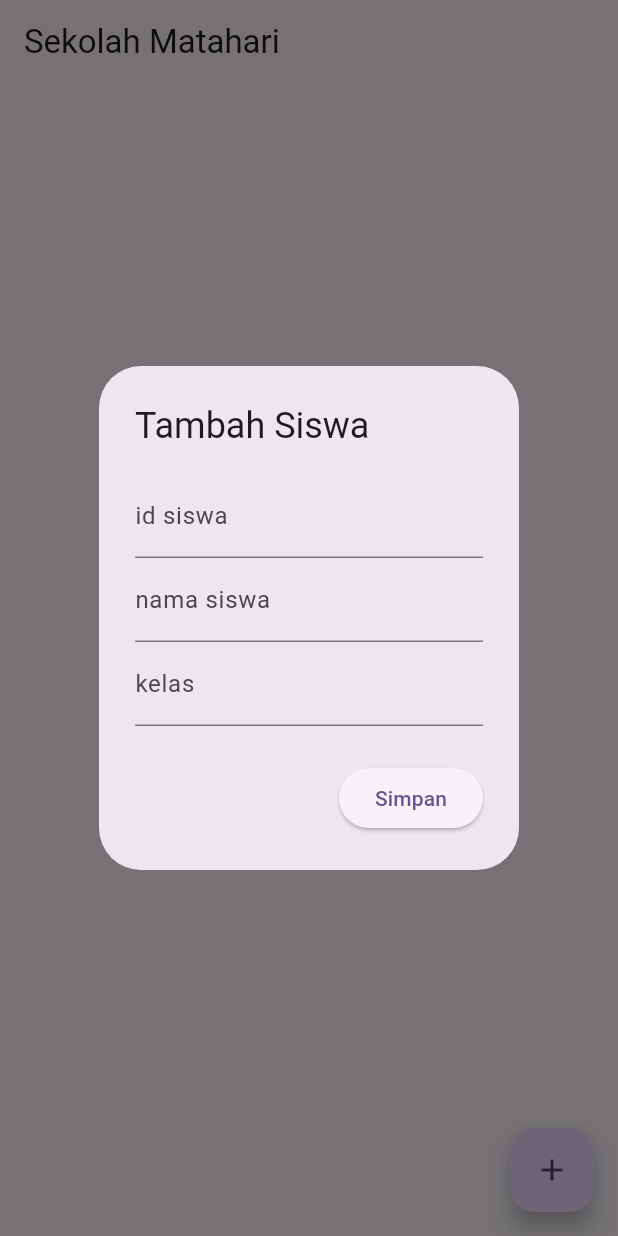
After one commit to ahmadsulthonii/sekolah_matahari_local, a Flutter app: the screen it shows after launch, after a tap on the "add" icon, on a phone screen of 412 x 824 dp. The commit adds this screen. Run offline on Flutter 3.47's test engine with Material 3 defaults, Android fonts, the phone set to English and light mode, and no system bars; our stand-ins replace sqflite; accounts and stored records are empty.

Commit message:
mengubah view controller

```diff
--- /dev/null
+++ b/lib/data_siswa_controller.dart
@@ -0,0 +1,42 @@
+import 'package:flutter/material.dart';
+import 'package:sekolah_matahari_local/data_siswa_model.dart';
+import 'package:sekolah_matahari_local/data_siswa_view.dart';
+import 'package:sekolah_matahari_local/database_helper.dart';
+
+class DataSiswaController extends State<DataSiswaView> {
+  static late DataSiswaController instance;
+  late DataSiswaView view;
+
+  @override
+  void initState() {
+    super.initState();
+    getSiswa();
+    instance = this;
+    WidgetsBinding.instance.addPostFrameCallback((_) => onReady());
+  }
+
+  void onReady() {}
+
+  @override
+  void dispose() {
+    super.dispose();
+  }
+
+  List<DataSiswaModel> dataSiswa = [];
+
+  void getSiswa() async {
+    setState(() {
+      isLoading = true;
+    });
+    dataSiswa = await DatabaseHelper().getSiswaMt();
+    setState(() {
+      dataSiswa.sort((a, b) => a.namaSiswa.compareTo(b.namaSiswa));
+      isLoading = false;
+    });
+  }
+
+  bool isLoading = false;
+
+  @override
+  Widget build(BuildContext context) => widget.build(context, this);
+}
--- /dev/null
+++ b/lib/data_siswa_view.dart
@@ -0,0 +1,214 @@
+import 'package:flutter/material.dart';
+import 'package:sekolah_matahari_local/data_siswa_controller.dart';
+import 'package:sekolah_matahari_local/data_siswa_model.dart';
+import 'package:sekolah_matahari_local/database_helper.dart';
+
+class DataSiswaView extends StatefulWidget {
+  const DataSiswaView({super.key});
+
+  Widget build(context, DataSiswaController controller) {
+    controller.view = this;
+
+    var dataSiswa = controller.dataSiswa;
+    final idSiswaController = TextEditingController();
+    final namaSiswaController = TextEditingController();
+    final kelasController = TextEditingController();
+    return Scaffold(
+      appBar: AppBar(title: Text('Sekolah Matahari')),
+      body: Padding(
+        padding: const EdgeInsets.all(40),
+        child: ListView.builder(
+          itemBuilder: (context, index) {
+            return Card(
+              child: ListTile(
+                title: Text(dataSiswa[index].namaSiswa),
+                subtitle: Text(dataSiswa[index].idSiswa),
+                onTap: () {
+                  showDialog(
+                    context: context,
+                    builder: (context) {
+                      return AlertDialog(
+                        title: const Text('Detail siswa'),
+                        content: Column(
+                          mainAxisSize: MainAxisSize.min,
+                          crossAxisAlignment: CrossAxisAlignment.start,
+                          children: [
+                            Text('id siswa : ${dataSiswa[index].idSiswa}'),
+                            Text('nama siswa : ${dataSiswa[index].namaSiswa}'),
+                            Text('kelas : ${dataSiswa[index].kelas}'),
+                          ],
+                        ),
+
+                        actions: [
+                          TextButton(
+                            onPressed: () {
+                              Navigator.pop(context);
+                            },
+                            child: Text('Batal'),
+                          ),
+                          ElevatedButton(
+                            onPressed: () {
+                              Navigator.pop(context);
+                              showDialog(
+                                context: context,
+                                builder: (context) {
+                                  idSiswaController.text =
+                                      dataSiswa[index].idSiswa;
+                                  namaSiswaController.text =
+                                      dataSiswa[index].namaSiswa;
+                                  kelasController.text = dataSiswa[index].kelas;
+                                  return AlertDialog(
+                                    title: Text('Data update'),
+                                    content: Column(
+                                      mainAxisSize: MainAxisSize.min,
+                                      children: [
+                                        TextField(
+                                          controller: idSiswaController,
+                                          enabled: false,
+                                          decoration: InputDecoration(
+                                            label: Text('id siswa'),
+                                          ),
+                                        ),
+                                        TextField(
+                                          controller: namaSiswaController,
+
+                                          decoration: InputDecoration(
+                                            label: Text('nama siswa'),
+                                          ),
+                                        ),
+                                        TextField(
+                                          controller: kelasController,
+                                          decoration: InputDecoration(
+                                            label: Text('kelas'),
+                                          ),
+                                        ),
+                                      ],
+                                    ),
+                                    actions: [
+                                      TextButton(
+                                        onPressed: () {
+                                          Navigator.pop(context);
+                                        },
+                                        child: Text('Batal'),
+                                      ),
+                                      ElevatedButton(
+                                        onPressed: () {
+                                          final dataSiswa = DataSiswaModel(
+                                            idSiswaController.text,
+                                            namaSiswaController.text,
+                                            kelasController.text,
+                                          );
+                                          DatabaseHelper().updateSiswaMt(
+                                            dataSiswa,
+                                          );
+                                          controller.getSiswa();
+                                          Navigator.pop(context);
+                                        },
+                                        child: Text('Update'),
+                                      ),
+                                    ],
+                                  );
+                                },
+                              );
+                            },
+                            child: Text('Edit'),
+                          ),
+                        ],
+                      );
+                    },
+                  );
+                },
+                trailing: IconButton(
+                  onPressed: () {
+                    showDialog(
+                      context: context,
+                      builder: (context) {
+                        String id = dataSiswa[index].idSiswa;
+                        return AlertDialog(
+                          title: Text('Delete Siswa'),
+                          content: Text(
+                            'Yakin delete ${dataSiswa[index].namaSiswa.toUpperCase()} ?',
+                          ),
+                          actions: [
+                            TextButton(
+                              onPressed: () {
+                                Navigator.pop(context);
+                              },
+                              child: Text('Batal'),
+                            ),
+                            ElevatedButton(
+                              onPressed: () {
+                                DatabaseHelper().deleteSiswaMt(id);
+                                controller.getSiswa();
+                                Navigator.pop(context);
+                              },
+                              child: Text('Hapus'),
+                            ),
+                          ],
+                        );
+                      },
+                    );
+                  },
+                  icon: Icon(Icons.delete_sharp),
+                  color: Colors.red,
+                ),
+              ),
+            );
+          },
+          itemCount: dataSiswa.length,
+        ),
+      ),
+      floatingActionButton: FloatingActionButton(
+        onPressed: () {
+          showDialog(
+            context: context,
+            builder: (context) {
+              return AlertDialog(
+                title: Text('Tambah Siswa'),
+                content: Column(
+                  mainAxisSize: MainAxisSize.min,
+                  children: [
+                    TextField(
+                      controller: idSiswaController,
+                      decoration: InputDecoration(label: Text('id siswa')),
+                    ),
+                    TextField(
+                      controller: namaSiswaController,
+                      decoration: InputDecoration(label: Text('nama siswa')),
+                    ),
+                    TextField(
+                      controller: kelasController,
+                      decoration: InputDecoration(label: Text('kelas')),
+                    ),
+                  ],
+                ),
+                actions: [
+                  ElevatedButton(
+                    onPressed: () {
+                      final dataSiswa = DataSiswaModel(
+                        idSiswaController.text,
+                        namaSiswaController.text,
+                        kelasController.text,
+                      );
+                      DatabaseHelper().insertSiswa(dataSiswa);
+                      controller.getSiswa();
+                      Navigator.pop(context);
+                      idSiswaController.clear();
+                      namaSiswaController.clear();
+                      kelasController.clear();
+                    },
+                    child: Text('Simpan'),
+                  ),
+                ],
+              );
+            },
+          );
+        },
+        child: Icon(Icons.add),
+      ),
+    );
+  }
+
+  @override
+  State<StatefulWidget> createState() => DataSiswaController();
+}
--- a/lib/main.dart
+++ b/lib/main.dart
@@ -1,5 +1,5 @@
 import 'package:flutter/material.dart';
-import 'package:sekolah_matahari_local/data_siswa_page.dart';
+import 'package:sekolah_matahari_local/data_siswa_view.dart';
 
 void main() {
   runApp(const MyApp());
@@ -21,7 +21,7 @@ class _MyAppState extends State<MyApp> {
       theme: ThemeData(
         colorScheme: ColorScheme.fromSeed(seedColor: Colors.deepPurple),
       ),
-      home: DataSiswaPage(),
+      home: DataSiswaView(),
     );
   }
 }
```
Also changed, not shown: 9 other files.
